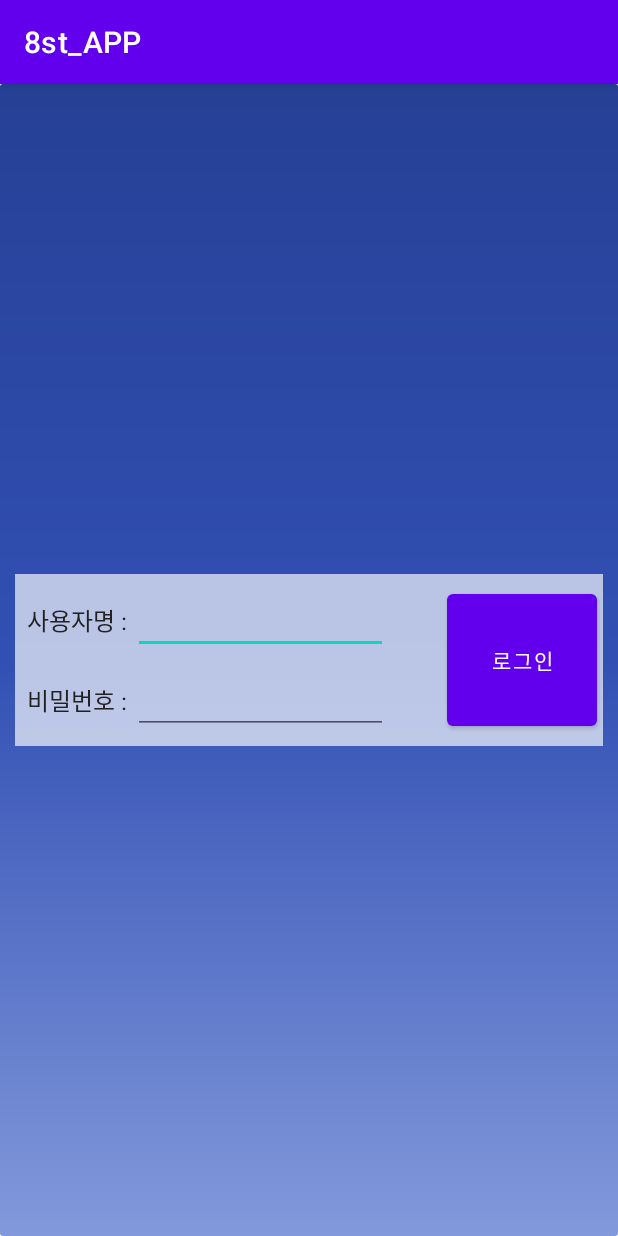
After one commit to kjy095100/20173026_lastTestApp, an Android app: the LoginActivity screen opened directly, with no data from a screen before it, on a phone screen of 412 x 824 dp. The commit adds this screen. Run offline under Robolectric (Android 15) with nearby library versions, the phone set to English and light mode, and no system bars.

Commit message:
init_20173026_app

```diff
--- /dev/null
+++ b/app/src/main/java/com/example/a8st_app/LoginActivity.java
@@ -0,0 +1,57 @@
+package com.example.a8st_app;
+
+import android.app.Activity;
+import android.content.Intent;
+import android.os.Bundle;
+import android.view.View;
+import android.widget.Button;
+import android.widget.EditText;
+import android.widget.Toast;
+
+import androidx.appcompat.app.AppCompatActivity;
+
+
+public class LoginActivity extends AppCompatActivity {
+    public static final int REQUEST_CODE_MENU = 101;
+
+    EditText usernameInput;
+    EditText passwordInput;
+
+    @Override
+    protected void onCreate(Bundle savedInstanceState) {
+        super.onCreate(savedInstanceState);
+        setContentView(R.layout.activity_login);
+
+        Button loginButton = (Button) findViewById(R.id.loginButton);
+        loginButton.setOnClickListener(new View.OnClickListener() {
+            public void onClick(View v) {
+                String username = usernameInput.getText().toString();
+                String password = passwordInput.getText().toString();
+
+                Intent intent = new Intent(getApplicationContext(), MapActivity.class);
+                intent.putExtra("username", username);
+                intent.putExtra("password", password);
+
+                startActivityForResult(intent, REQUEST_CODE_MENU);
+            }
+        });
+
+        usernameInput = (EditText) findViewById(R.id.usernameInput);
+        passwordInput = (EditText) findViewById(R.id.passwordInput);
+
+    }
+
+    protected void onActivityResult(int requestCode, int resultCode, Intent intent) {
+        super.onActivityResult(requestCode, resultCode, intent);
+
+        if (requestCode == REQUEST_CODE_MENU) {
+            if (intent != null) {
+                String menu = intent.getStringExtra("menu");
+                String message = intent.getStringExtra("message");
+
+                Toast toast = Toast.makeText(getBaseContext(), "result code : " + resultCode + ", menu : " + menu + ", message : " + message, Toast.LENGTH_LONG);
+                toast.show();
+            }
+        }
+    }
+}
--- /dev/null
+++ b/app/src/main/res/drawable/back_drawable.xml
@@ -0,0 +1,11 @@
+<?xml version="1.0" encoding="utf-8"?>
+<shape xmlns:android="http://schemas.android.com/apk/res/android">
+    <gradient
+        android:startColor="#8299DB"
+        android:centerColor="#3250B4"
+        android:endColor="#254095"
+        android:angle="90"
+        android:centerY="0.5"
+        />
+    <corners android:radius="2dp"/>
+</shape>
--- /dev/null
+++ b/app/src/main/res/layout/activity_login.xml
@@ -0,0 +1,79 @@
+<RelativeLayout xmlns:android="http://schemas.android.com/apk/res/android"
+    android:layout_width="match_parent"
+    android:layout_height="match_parent"
+    android:background="@drawable/back_drawable">
+
+    <RelativeLayout
+        android:layout_width="wrap_content"
+        android:layout_height="wrap_content"
+        android:layout_margin="10dp"
+        android:layout_centerInParent="true"
+        android:background="#aaffffff"
+        >
+        <LinearLayout
+            android:orientation="vertical"
+            android:layout_width="wrap_content"
+            android:layout_height="wrap_content"
+            android:layout_alignParentLeft="true"
+            android:layout_toLeftOf="@+id/loginButton"
+            android:layout_margin="4dp"
+            >
+            <LinearLayout
+                android:orientation="horizontal"
+                android:layout_width="wrap_content"
+                android:layout_height="wrap_content"
+                android:layout_margin="4dp"
+                >
+                <TextView
+                    android:id="@+id/usernameLabel"
+                    android:text="사용자명 : "
+                    android:textColor="#ff222222"
+                    android:textSize="16dp"
+                    android:layout_width="wrap_content"
+                    android:layout_height="wrap_content"
+                    />
+
+                <EditText
+                    android:id="@+id/usernameInput"
+                    android:layout_width="170dp"
+                    android:layout_height="wrap_content"
+                    android:layout_alignBaseline="@id/usernameLabel" />
+            </LinearLayout>
+            <LinearLayout
+                android:orientation="horizontal"
+                android:layout_width="wrap_content"
+                android:layout_height="wrap_content"
+                android:layout_margin="4dp"
+                >
+                <TextView
+                    android:id="@+id/passwordLabel"
+                    android:text="비밀번호 : "
+                    android:textColor="#ff222222"
+                    android:textSize="16dp"
+                    android:layout_width="wrap_content"
+                    android:layout_height="wrap_content"
+                    />
+
+                <EditText
+                    android:id="@+id/passwordInput"
+                    android:layout_width="170dp"
+                    android:layout_height="wrap_content"
+                    android:layout_alignBaseline="@id/passwordLabel"
+                    android:layout_below="@+id/usernameInput"
+                    android:inputType="textPassword" />
+            </LinearLayout>
+        </LinearLayout>
+        <Button
+            android:id="@+id/loginButton"
+            android:layout_width="100dp"
+            android:layout_height="100dp"
+            android:layout_alignParentRight="true"
+            android:layout_centerVertical="true"
+            android:layout_marginRight="4dp"
+            android:text="로그인"
+            />
+
+    </RelativeLayout>
+
+
+</RelativeLayout>
```
Also changed, not shown: app/src/main/AndroidManifest.xml (+8 -4 lines), app/src/main/java/com/example/a8st_app/MainActivity.java (+16 -1 lines), app/src/main/java/com/example/a8st_app/MapActivity.java (added, +54 -0 lines), app/src/main/res/drawable/border_drawable.xml (added, +17 -0 lines), app/src/main/res/layout/activity_main.xml (+13 -2 lines), app/src/main/res/layout/activity_map.xml (added, +32 -0 lines), app/src/main/res/layout/movie_item.xml (+14 -3 lines), app/src/main/res/drawable/movie_image.jpg (added).
